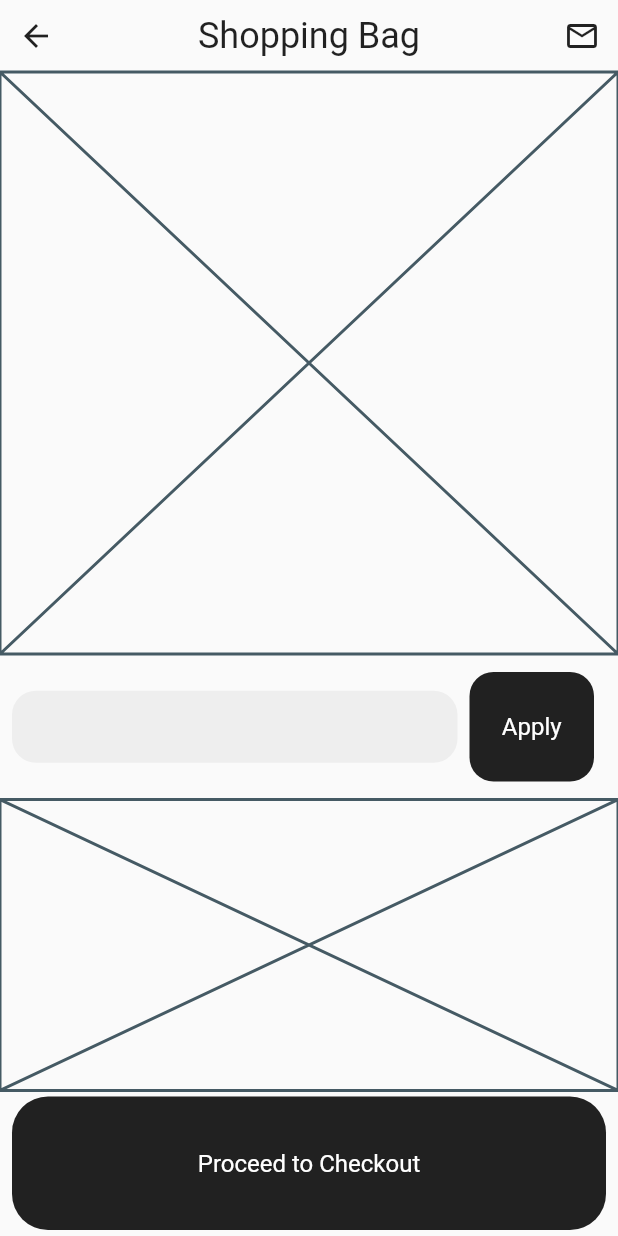
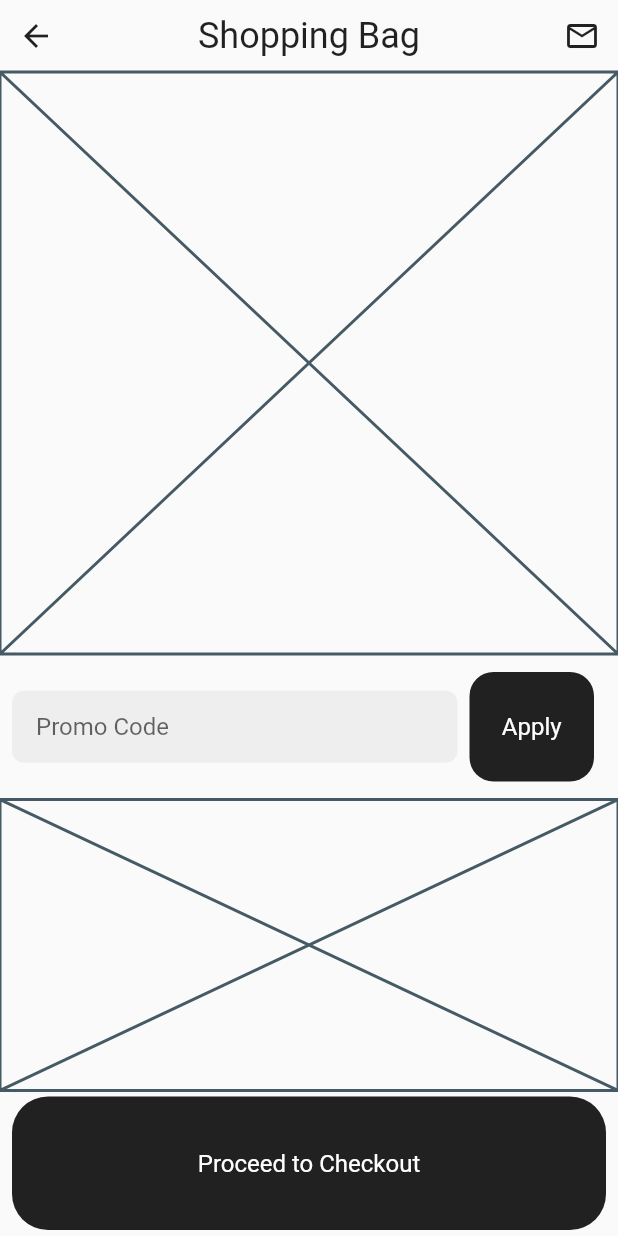
Before and after one commit to JAICHANGPARK/flutter_notebook_13th_story, a Flutter app: the ShoppingBagPage screen opened by its route, on a phone screen of 412 x 824 dp. Run offline on Flutter 3.47's test engine with Material 2 defaults, Android fonts, the phone set to English and light mode, and no system bars; our stand-ins replace flutter_svg, get, page_transition, timeago; missing offline and left inert: barcode.

Commit message:
Update shopping_bag_page.dart

```diff
--- a/lib/ep829_fashion_store_app/ui/shopping_bag_page.dart
+++ b/lib/ep829_fashion_store_app/ui/shopping_bag_page.dart
@@ -36,13 +36,15 @@ class _ShoppingBagPageState extends State<ShoppingBagPage> {
                   children: [
                     Expanded(
                       child: Container(
+                        padding: EdgeInsets.symmetric(horizontal: 16),
                         decoration: BoxDecoration(
                           color: Colors.grey[200],
-                          borderRadius: BorderRadius.circular(16),
+                          borderRadius: BorderRadius.circular(8),
                         ),
                         child: TextField(
                           decoration: InputDecoration(
                             border: InputBorder.none,
+                            hintText: "Promo Code"
                           ),
                         ),
                       ),
```
